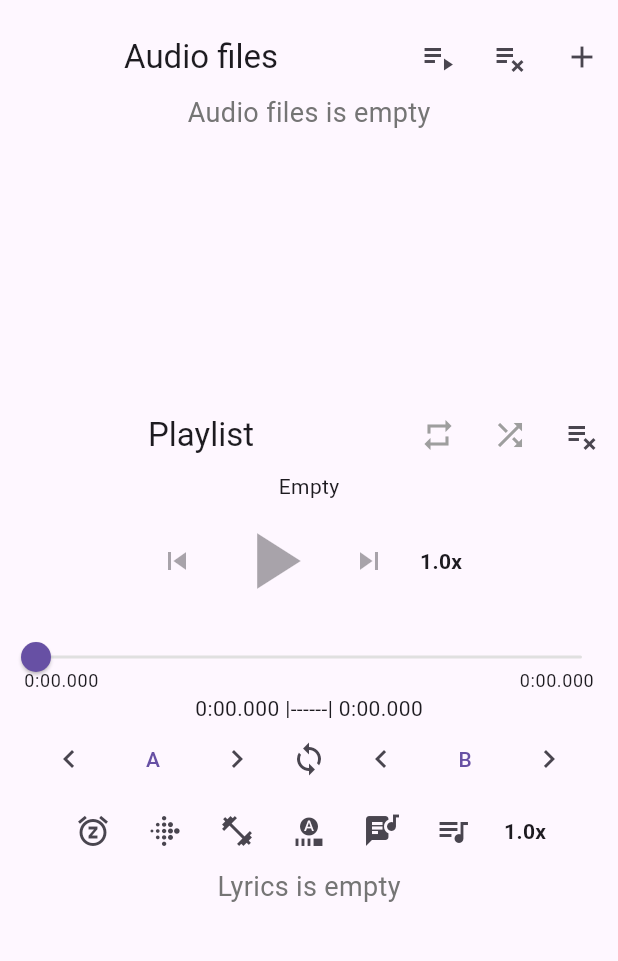
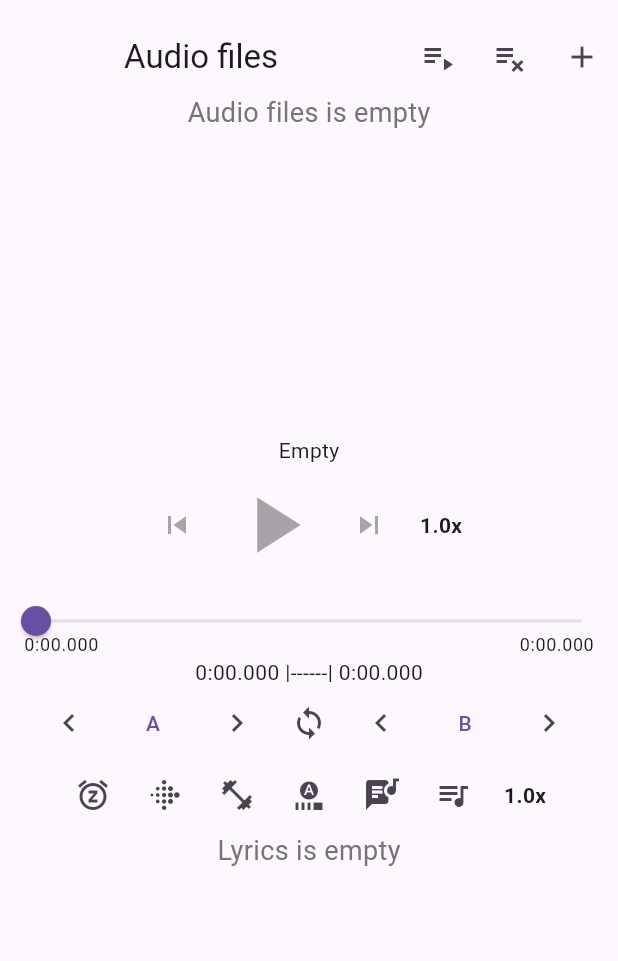
Before and after one commit to jimmyliow/dictation-gym, a Flutter app: the screen it shows after launch, after a tap on the "lyrics" icon, on a phone screen of 412 x 824 dp, the part 63-1024 px from its top. Run offline on Flutter 3.47's test engine with Material 3 defaults, Android fonts, the phone set to English and light mode, and no system bars; our stand-ins replace file_picker, just_audio, just_audio_background, permission_handler, rxdart; missing offline and left inert: audio_session, just_audio_media_kit.

Commit message:
perf: move playlist control to bottomsheet.

```diff
--- a/lib/main.dart
+++ b/lib/main.dart
@@ -206,9 +206,12 @@ class MyAppState extends State<MyApp> with WidgetsBindingObserver {
                               icon: const Icon(Icons.playlist_add),
                               tooltip: 'Add to playlist',
                               onPressed: () {
-                                _scaffoldMessengerKey.currentState?.showSnackBar(
+                                _scaffoldMessengerKey.currentState
+                                    ?.showSnackBar(
                                       SnackBar(
-                                    content: Text("Play file : ${currentFile.name}"),
+                                        content: Text(
+                                          "Play file : ${currentFile.name}",
+                                        ),
                                         duration: const Duration(seconds: 1),
                                       ),
                                     );
@@ -217,122 +220,18 @@ class MyAppState extends State<MyApp> with WidgetsBindingObserver {
                             onTap: () {
                               _scaffoldMessengerKey.currentState?.showSnackBar(
                                 SnackBar(
-                                  content: Text("Tap file : ${currentFile.name}"),
+                                  content: Text(
+                                    "Tap file : ${currentFile.name}",
+                                  ),
                                   duration: const Duration(seconds: 1),
                                 ),
                               );
                               playAudio(currentFile);
-                            }
+                            },
                           );
                         },
                       ),
               ),
-              Row(
-                children: [
-                  Expanded(
-                    child: Text(
-                      "Playlist",
-                      style: Theme.of(context).textTheme.titleLarge,
-                      textAlign: TextAlign.center,
-                    ),
-                  ),
-                  StreamBuilder<LoopMode>(
-                    stream: _player.loopModeStream,
-                    builder: (context, snapshot) {
-                      final loopMode = snapshot.data ?? LoopMode.off;
-                      const icons = [
-                        Icon(Icons.repeat, color: Colors.grey),
-                        Icon(Icons.repeat, color: Colors.orange),
-                        Icon(Icons.repeat_one, color: Colors.orange),
-                      ];
-                      const cycleModes = [
-                        LoopMode.off,
-                        LoopMode.all,
-                        LoopMode.one,
-                      ];
-                      final index = cycleModes.indexOf(loopMode);
-                      return IconButton(
-                        icon: icons[index],
-                        onPressed: () {
-                          _player.setLoopMode(
-                            cycleModes[(cycleModes.indexOf(loopMode) + 1) %
-                                cycleModes.length],
-                          );
-                        },
-                      );
-                    },
-                  ),
-                  StreamBuilder<bool>(
-                    stream: _player.shuffleModeEnabledStream,
-                    builder: (context, snapshot) {
-                      final shuffleModeEnabled = snapshot.data ?? false;
-                      return IconButton(
-                        icon: shuffleModeEnabled
-                            ? const Icon(Icons.shuffle, color: Colors.orange)
-                            : const Icon(Icons.shuffle, color: Colors.grey),
-                        onPressed: () async {
-                          final enable = !shuffleModeEnabled;
-                          if (enable) {
-                            await _player.shuffle();
-                          }
-                          await _player.setShuffleModeEnabled(enable);
-                        },
-                      );
-                    },
-                  ),
-                  IconButton(
-                    icon: const Icon(Icons.playlist_remove),
-                    tooltip: 'Clear All',
-                    onPressed: () {
-                      _player.stop();
-                      _player.clearAudioSources();
-                    },
-                  ),
-                ],
-              ),
-              // SizedBox( // playlist
-              //   height: 240.0,
-              //   child: StreamBuilder<SequenceState?>(
-              //     stream: _player.sequenceStateStream,
-              //     builder: (context, snapshot) {
-              //       final state = snapshot.data;
-              //       final sequence = state?.sequence ?? [];
-              //       return ReorderableListView(
-              //         onReorder: (int oldIndex, int newIndex) {
-              //           if (oldIndex < newIndex) newIndex--;
-              //           _player.moveAudioSource(oldIndex, newIndex);
-              //         },
-              //         children: [
-              //           for (var i = 0; i < sequence.length; i++)
-              //             Dismissible(
-              //               key: ValueKey(sequence[i]),
-              //               background: Container(
-              //                 color: Colors.redAccent,
-              //                 alignment: Alignment.centerRight,
-              //                 child: const Padding(
-              //                   padding: EdgeInsets.only(right: 8.0),
-              //                   child: Icon(Icons.delete, color: Colors.white),
-              //                 ),
-              //               ),
-              //               onDismissed: (dismissDirection) =>
-              //                   _player.removeAudioSourceAt(i),
-              //               child: Material(
-              //                 color: i == state!.currentIndex
-              //                     ? Colors.grey.shade300
-              //                     : null,
-              //                 child: ListTile(
-              //                   title: Text(sequence[i].tag.title as String),
-              //                   onTap: () => _player
-              //                       .seek(Duration.zero, index: i)
-              //                       .catchError((e, st) {}),
-              //                 ),
-              //               ),
-              //             ),
-              //         ],
-              //       );
-              //     },
-              //   ),
-              // ),
               StreamBuilder<SequenceState?>(
                 stream: _player.sequenceStateStream,
                 builder: (context, snapshot) {
@@ -487,7 +386,7 @@ class MyAppState extends State<MyApp> with WidgetsBindingObserver {
                   IconButton(
                     icon: const Icon(Icons.lyrics),
                     onPressed: () {
-                      fromLrc();
+                      mockfromLrc();
                     },
                   ),
                   PlaylistButton(_player),
@@ -628,7 +527,7 @@ class MyAppState extends State<MyApp> with WidgetsBindingObserver {
     return '${_formatDuration(start)} - ${_formatDuration(end)}';
   }
 
-  fromLrc() {
+  mockfromLrc() {
     List<AudioSource> lrcList = [
       ...List.generate(9, (index) {
         return ClippingAudioSource(
@@ -766,7 +665,6 @@ class MyAppState extends State<MyApp> with WidgetsBindingObserver {
   }
 
   playAllAudios() async {
-
     List<AudioSource> newSources = [];
 
     for (PlatformFile file in audioFiles) {
@@ -786,19 +684,17 @@ class MyAppState extends State<MyApp> with WidgetsBindingObserver {
   }
 
   playAudio(PlatformFile audio) async {
-
     List<AudioSource> playlist = [
-      AudioSource.uri(Uri.file(audio.path!),
-        tag: MediaItem(
-          id: audio.name,
-          title: audio.name,
+      AudioSource.uri(
+        Uri.file(audio.path!),
+        tag: MediaItem(id: audio.name, title: audio.name),
       ),
-      )
     ];
 
     _player.setAudioSources(playlist);
   }
 }
+
 //
 class PlaylistButton extends StatelessWidget {
   final AudioPlayer _player;
@@ -811,8 +707,76 @@ class PlaylistButton extends StatelessWidget {
         showModalBottomSheet<void>(
           context: context,
           builder: (BuildContext context) {
-              return SizedBox( // playlist
-                height: 500,
+            return Column(
+              children: [
+                //
+                Row(
+                  children: [
+                    Expanded(
+                      child: Text(
+                        "Playlist",
+                        style: Theme.of(context).textTheme.titleLarge,
+                        textAlign: TextAlign.center,
+                      ),
+                    ),
+                    StreamBuilder<LoopMode>(
+                      stream: _player.loopModeStream,
+                      builder: (context, snapshot) {
+                        final loopMode = snapshot.data ?? LoopMode.off;
+                        const icons = [
+                          Icon(Icons.repeat, color: Colors.grey),
+                          Icon(Icons.repeat, color: Colors.orange),
+                          Icon(Icons.repeat_one, color: Colors.orange),
+                        ];
+                        const cycleModes = [
+                          LoopMode.off,
+                          LoopMode.all,
+                          LoopMode.one,
+                        ];
+                        final index = cycleModes.indexOf(loopMode);
+                        return IconButton(
+                          icon: icons[index],
+                          onPressed: () {
+                            _player.setLoopMode(
+                              cycleModes[(cycleModes.indexOf(loopMode) + 1) %
+                                  cycleModes.length],
+                            );
+                          },
+                        );
+                      },
+                    ),
+                    StreamBuilder<bool>(
+                      stream: _player.shuffleModeEnabledStream,
+                      builder: (context, snapshot) {
+                        final shuffleModeEnabled = snapshot.data ?? false;
+                        return IconButton(
+                          icon: shuffleModeEnabled
+                              ? const Icon(Icons.shuffle, color: Colors.orange)
+                              : const Icon(Icons.shuffle, color: Colors.grey),
+                          onPressed: () async {
+                            final enable = !shuffleModeEnabled;
+                            if (enable) {
+                              await _player.shuffle();
+                            }
+                            await _player.setShuffleModeEnabled(enable);
+                          },
+                        );
+                      },
+                    ),
+                    IconButton(
+                      icon: const Icon(Icons.playlist_remove),
+                      tooltip: 'Clear All',
+                      onPressed: () {
+                        _player.stop();
+                        _player.clearAudioSources();
+                      },
+                    ),
+                  ],
+                ),
+                //
+                SizedBox(
+                  // playlist
+                  height: 400,
                   child: StreamBuilder<SequenceState?>(
                     stream: _player.sequenceStateStream,
                     builder: (context, snapshot) {
@@ -832,7 +796,10 @@ class PlaylistButton extends StatelessWidget {
                                 alignment: Alignment.centerRight,
                                 child: const Padding(
                                   padding: EdgeInsets.only(right: 8.0),
-                                child: Icon(Icons.delete, color: Colors.white),
+                                  child: Icon(
+                                    Icons.delete,
+                                    color: Colors.white,
+                                  ),
                                 ),
                               ),
                               onDismissed: (dismissDirection) =>
@@ -853,13 +820,18 @@ class PlaylistButton extends StatelessWidget {
                       );
                     },
                   ),
+                ),
+                //
+              ],
             );
           },
         );
       },
-        icon: const Icon(Icons.queue_music));
+      icon: const Icon(Icons.queue_music),
+    );
   }
 }
+
 //
 enum SingingCharacter { lafayette, jefferson }
 
```
Lines whose indentation alone changed are shown as unchanged.
